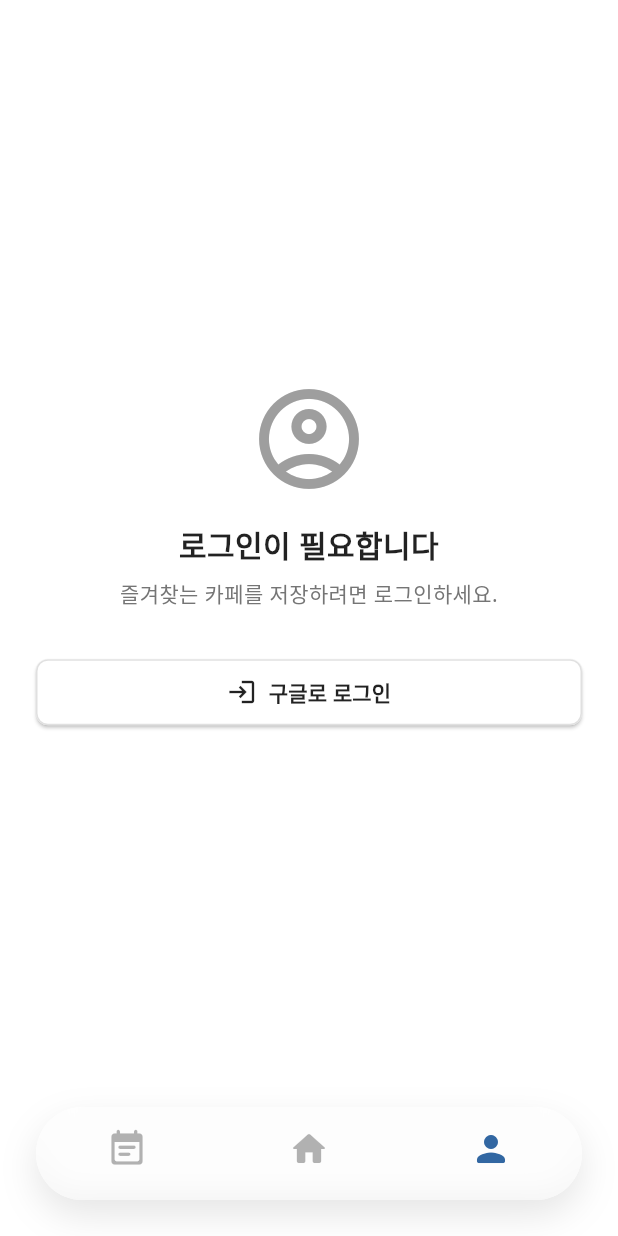
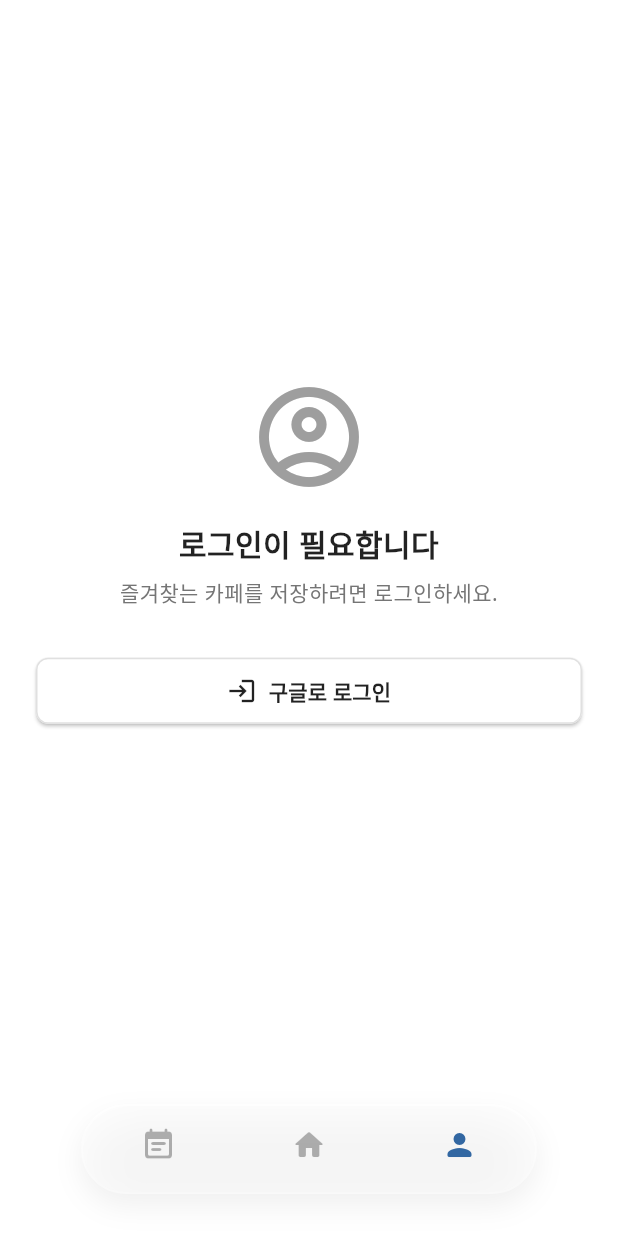
Before and after one commit to wawau09/lucitu, a Flutter app: the screen it shows after launch, item 3 of the bottom bar chosen, on a phone screen of 412 x 824 dp. Run offline on Flutter 3.47's test engine with Material 3 defaults, Android fonts, the phone set to English and light mode, and no system bars; our stand-ins replace flutter_riverpod, google_fonts, supabase_flutter; missing offline and left inert: dart:html, dart:js, dart:ui_web, flutter_naver_map, panorama_viewer; accounts and stored records are empty.

Commit message:
style: apply glassmorphism and adjust dimensions of bottom navigation bar

```diff
--- a/lib/main.dart
+++ b/lib/main.dart
@@ -132,22 +132,27 @@ class _MyAppState extends ConsumerState<MyApp> {
           backgroundColor: Colors.white,
           body: IndexedStack(index: currentIndex, children: screens),
           bottomNavigationBar: Container(
-            margin: const EdgeInsets.fromLTRB(24, 0, 24, 24),
+            margin: const EdgeInsets.fromLTRB(54, 0, 54, 28),
+            height: 60,
             decoration: BoxDecoration(
-              color: Colors.white.withValues(alpha: 0.9),
-              borderRadius: BorderRadius.circular(32),
+              color: Colors.white.withValues(alpha: 0.25),
+              borderRadius: BorderRadius.circular(30),
+              border: Border.all(
+                color: Colors.white.withValues(alpha: 0.3),
+                width: 1.5,
+              ),
               boxShadow: [
                 BoxShadow(
-                  color: Colors.black.withValues(alpha: 0.1),
-                  blurRadius: 20,
-                  offset: const Offset(0, 10),
+                  color: Colors.black.withValues(alpha: 0.06),
+                  blurRadius: 16,
+                  offset: const Offset(0, 8),
                 ),
               ],
             ),
             child: ClipRRect(
-              borderRadius: BorderRadius.circular(32),
+              borderRadius: BorderRadius.circular(30),
               child: BackdropFilter(
-                filter: ImageFilter.blur(sigmaX: 10, sigmaY: 10),
+                filter: ImageFilter.blur(sigmaX: 15, sigmaY: 15),
                 child: BottomNavigationBar(
                   currentIndex: currentIndex,
                   showSelectedLabels: false,
@@ -155,7 +160,7 @@ class _MyAppState extends ConsumerState<MyApp> {
                   backgroundColor: Colors.transparent,
                   selectedItemColor: const Color(0xFF3267A2),
                   unselectedItemColor: Colors.black.withValues(alpha: 0.3),
-                  iconSize: 28,
+                  iconSize: 24,
                   elevation: 0,
                   type: BottomNavigationBarType.fixed,
                   onTap: (index) {
```
